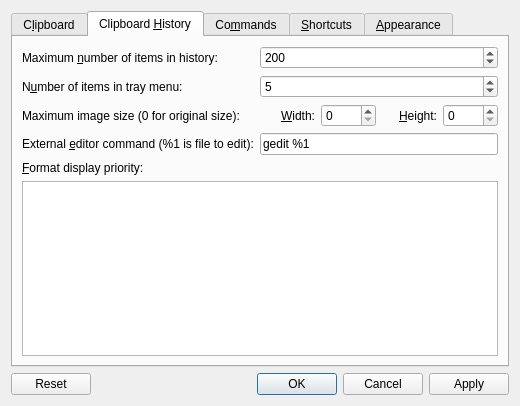
This is src/ui/configurationmanager.ui in hluk/CopyQ as Qt 5 draws it before an edit. The edited form follows.
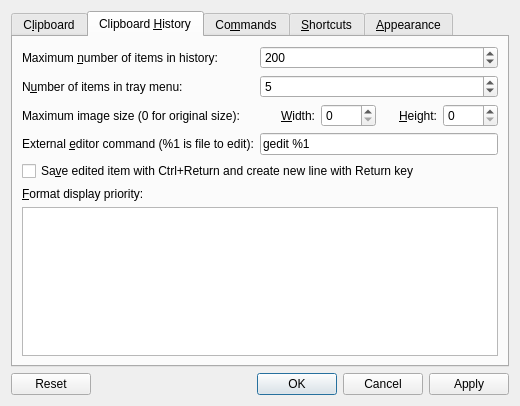
This is the edited form. The open tabs and pages were chosen to show the change. Icons and pictures are not drawn. Custom widgets are drawn as their Qt base class.

Commit message:
Option use Ctrl+Return or Return to save edited item
By default Return key creates new line and Ctrl+Return saves edited
item. Disabling the new option can swap the behaviour for these keys.

```diff
--- a/src/ui/configurationmanager.ui
+++ b/src/ui/configurationmanager.ui
@@ -344,7 +344,7 @@
            </item>
           </layout>
          </item>
-         <item row="1" column="0">
+         <item row="2" column="0">
           <layout class="QVBoxLayout" name="verticalLayout_13">
            <property name="bottomMargin">
             <number>0</number>
@@ -371,6 +371,18 @@
            </item>
           </layout>
          </item>
+         <item row="1" column="0">
+          <widget class="QCheckBox" name="checkBoxEditCtrlReturn">
+           <property name="toolTip">
+            <string>Leave unchecked for Return key to save edited item and Ctrl+Return create new line.
+
+Note: Edited items can be saved with Ctrl+S or F2 disregarding this option.</string>
+           </property>
+           <property name="text">
+            <string>Sa&amp;ve edited item with Ctrl+Return and create new line with Return key</string>
+           </property>
+          </widget>
+         </item>
         </layout>
        </widget>
        <widget class="QWidget" name="tab_commands">
```
Left out of the diff: 4 changed lines with no effect on the pictures. The commit also changes 2 other files.
